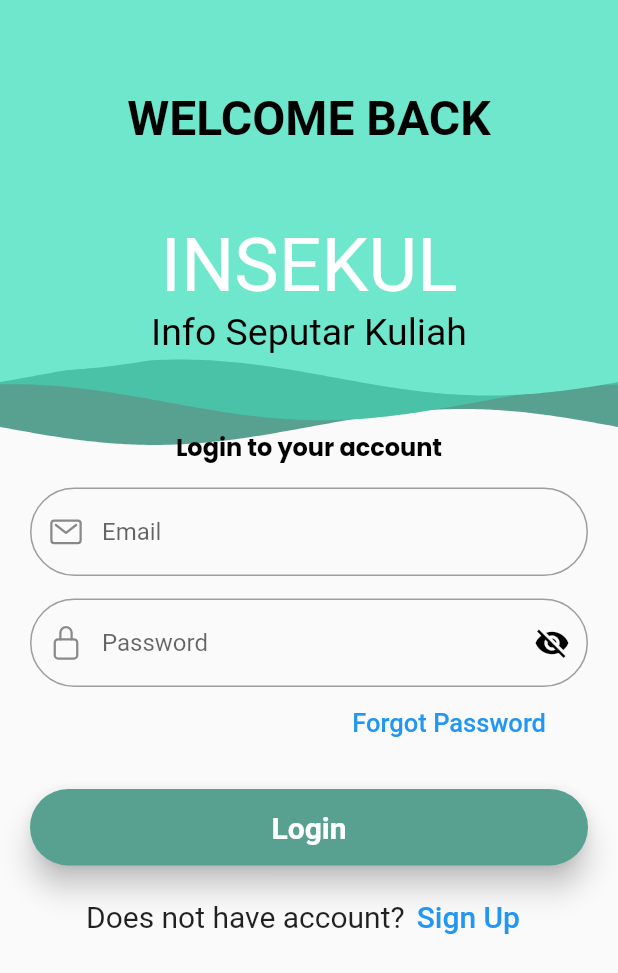
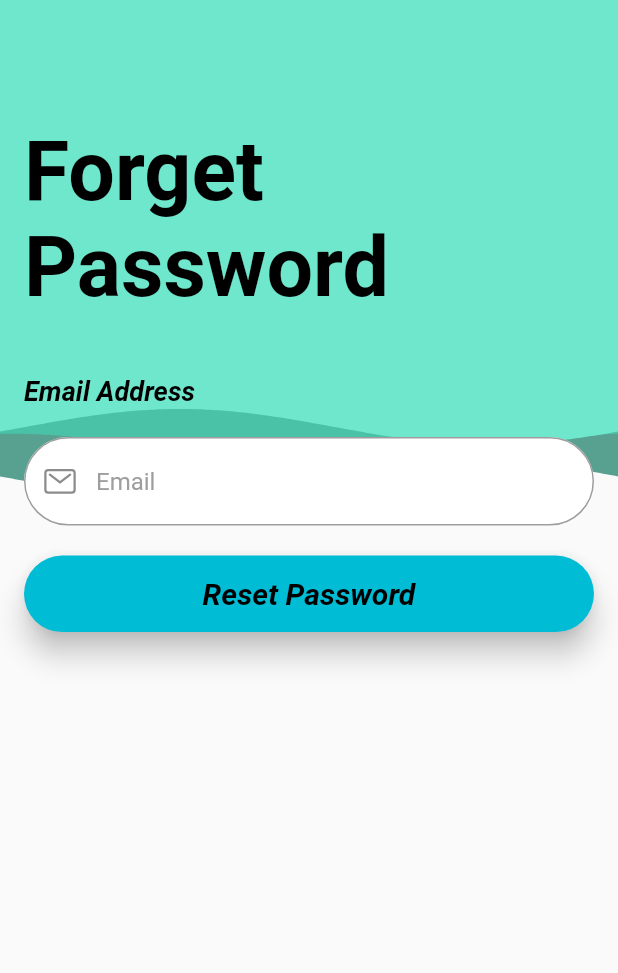
Before and after one commit to divandaf010403/InsekulApp, a Flutter app: the screen it shows after launch, after a tap on "Forgot Password", on a phone screen of 412 x 824 dp. Shown: the top 973 px of the screen. Run offline on Flutter 3.47's test engine with Material 2 defaults, Android fonts, the light colour scheme and no system bars; drawn by our look-alikes of wave; our stand-ins replace babstrap_settings_screen, cloud_firestore, firebase_auth, firebase_core, firebase_storage, fluttertoast and 4 more; accounts and stored records are empty; Roboto replaces fonts that are missing (Courgette).

Commit message:
3/4 Final Update

```diff
--- a/lib/Custom/user_state.dart
+++ b/lib/Custom/user_state.dart
@@ -1,6 +1,5 @@
 import 'package:firebase_auth/firebase_auth.dart';
 import 'package:flutter/material.dart';
-
 import 'package:insekul_app/Display/BottomNav.dart';
 import 'package:insekul_app/Pages/LoginPage.dart';
 
@@ -22,7 +21,7 @@ class UserState extends StatelessWidget {
         } else if (userSnapshot.hasError) {
           return const Scaffold(
             body: Center(
-              child: Text('An Error Has Been Occured, Try Again Later'),
+              child: Text('An Error Has Been Occurred, Try Again Later'),
             ),
           );
 
--- a/lib/Pages/LoginPage.dart
+++ b/lib/Pages/LoginPage.dart
@@ -7,6 +7,7 @@ import 'package:insekul_app/Custom/global_methods.dart';
 import 'package:firebase_auth/firebase_auth.dart';
 import 'package:wave/config.dart';
 import 'package:wave/wave.dart';
+import 'package:insekul_app/SidePages/ForgetPaswword.dart';
 
 class LoginPage extends StatefulWidget {
   const LoginPage({Key? key}) : super(key: key);
@@ -212,7 +213,7 @@ class _LoginPageState extends State<LoginPage> with TickerProviderStateMixin {
                                     alignment: Alignment.centerRight,
                                     child: TextButton(
                                       onPressed: () {
-                                        //forgot password screen
+                                        Navigator.push(context, MaterialPageRoute(builder: (context) => ForgetPassword()));
                                       },
                                       child: const Text(
                                         'Forgot Password', style: TextStyle(fontSize: 17),),
--- a/lib/Pages/SignUpPage.dart
+++ b/lib/Pages/SignUpPage.dart
@@ -382,10 +382,10 @@ class _SignUpPageState extends State<SignUpPage> {
                               onPressed: (){
                                 _submitFormOnSignUp();
                               },
-                              color: Colors.cyan,
+                              color: Color(0xFF58A191),
                               elevation: 8,
                               shape: RoundedRectangleBorder(
-                                borderRadius: BorderRadius.circular(13),
+                                borderRadius: BorderRadius.circular(50),
                               ),
                               child: Padding(
                                 padding: EdgeInsets.symmetric(vertical: 14),
--- /dev/null
+++ b/lib/SidePages/ForgetPaswword.dart
@@ -0,0 +1,139 @@
+import 'package:firebase_auth/firebase_auth.dart';
+import 'package:flutter/material.dart';
+import 'package:ionicons/ionicons.dart';
+import 'package:wave/wave.dart';
+import 'package:wave/config.dart';
+import 'package:fluttertoast/fluttertoast.dart';
+import 'package:insekul_app/Pages/LoginPage.dart';
+import 'package:insekul_app/Custom/CustomTextInput.dart';
+
+class ForgetPassword extends StatefulWidget {
+
+  @override
+  State<ForgetPassword> createState() => _ForgetPasswordState();
+}
+
+class _ForgetPasswordState extends State<ForgetPassword> with TickerProviderStateMixin {
+
+  final FirebaseAuth _auth = FirebaseAuth.instance;
+
+  final TextEditingController _forgetPassTextController = TextEditingController(text: '');
+
+  void _forgetPassSubmitForm() async {
+    try {
+      await _auth.sendPasswordResetEmail(
+        email: _forgetPassTextController.text,
+      );
+      Navigator.pushReplacement(context, MaterialPageRoute(builder: (_) => LoginPage()));
+    } catch (error) {
+      Fluttertoast.showToast(msg: error.toString());
+    }
+  }
+
+  @override
+  Widget build(BuildContext context) {
+
+    Size size = MediaQuery.of(context).size;
+
+    return Stack(
+      children: [
+        Scaffold(
+          resizeToAvoidBottomInset: false,
+          body: RotationTransition(
+            turns: AlwaysStoppedAnimation(180 / 360),
+            child: WaveWidget(
+              config: CustomConfig(
+                colors: [
+                  Color(0xFF58A191),
+                  Color(0xFF49c2a8),
+                  Color(0xFF6fe7cd),
+                  Color(0xFF6fe7cd)
+                ],
+                durations: [3500, 19000, 10800, 6000],
+                heightPercentages: [0.60, 0.62, 0.64, 0.70],
+              ),
+              size: Size(double.infinity, double.infinity),
+              waveAmplitude: 2,
+            ),
+          ),
+        ),
+        Scaffold(
+          backgroundColor: Colors.transparent,
+          body: Container(
+              child: Padding(
+                padding: const EdgeInsets.symmetric(horizontal: 16),
+                child: ListView(
+                  children: [
+                    SizedBox(
+                      height: size.height * 0.1,
+                    ),
+                    const Text(
+                      'Forget Password',
+                      style: TextStyle(
+                        color: Colors.black,
+                        fontWeight: FontWeight.bold,
+                        fontSize: 55,
+                      ),
+                    ),
+                    const SizedBox(height: 40,),
+                    const Text(
+                      'Email Address',
+                      style: TextStyle(
+                        color: Colors.black,
+                        fontWeight: FontWeight.bold,
+                        fontStyle: FontStyle.italic,
+                        fontSize: 18,
+                      ),
+                    ),
+                    const SizedBox(height: 20,),
+                    // TextField(
+                    //   controller: _forgetPassTextController,
+                    //   decoration: const InputDecoration(
+                    //     filled: true,
+                    //     fillColor: Colors.white54,
+                    //     enabledBorder: UnderlineInputBorder(
+                    //       borderSide: BorderSide(color: Colors.white),
+                    //     ),
+                    //     focusedBorder: UnderlineInputBorder(
+                    //       borderSide: BorderSide(color: Colors.white),
+                    //     ),
+                    //   ),
+                    // ),
+                    CustomTextInput(
+                      controller: _forgetPassTextController,
+                      icon: Icon(Ionicons.mail_outline),
+                      hint: 'Email',
+                    ),
+                    const SizedBox(height: 20,),
+                    MaterialButton(
+                      onPressed: () {
+                        //forgetPass
+                        _forgetPassSubmitForm();
+                      },
+                      color: Colors.cyan,
+                      elevation: 8,
+                      shape: RoundedRectangleBorder(
+                        borderRadius: BorderRadius.circular(50),
+                      ),
+                      child: const Padding(
+                        padding: EdgeInsets.symmetric(vertical: 14),
+                        child: Text(
+                          'Reset Password',
+                          style: TextStyle(
+                            color: Colors.black,
+                            fontWeight: FontWeight.bold,
+                            fontStyle: FontStyle.italic,
+                            fontSize: 20,
+                          ),
+                        ),
+                      ),
+                    ),
+                  ],
+                ),
+              )
+          ),
+        )
+      ],
+    );
+  }
+}
--- a/lib/main.dart
+++ b/lib/main.dart
@@ -10,7 +10,6 @@ void main() {
 class MyApp extends StatelessWidget {
   const MyApp({super.key});
 
-  // This widget is the root of your application.
   @override
   Widget build(BuildContext context) {
 
```
Also changed, not shown: lib/Display/PostCardHome.dart (+22 -13 lines), lib/Pages/Home.dart (+21 -10 lines), lib/Pages/MyAccount.dart (+6 -10 lines), lib/SidePages/AddPostPage.dart (+7 -5 lines), lib/SidePages/ChatPage.dart (added, +55 -0 lines), lib/SidePages/DetailEventPage.dart (renamed from lib/Pages/DetailEventPage.dart, +37 -28 lines).
